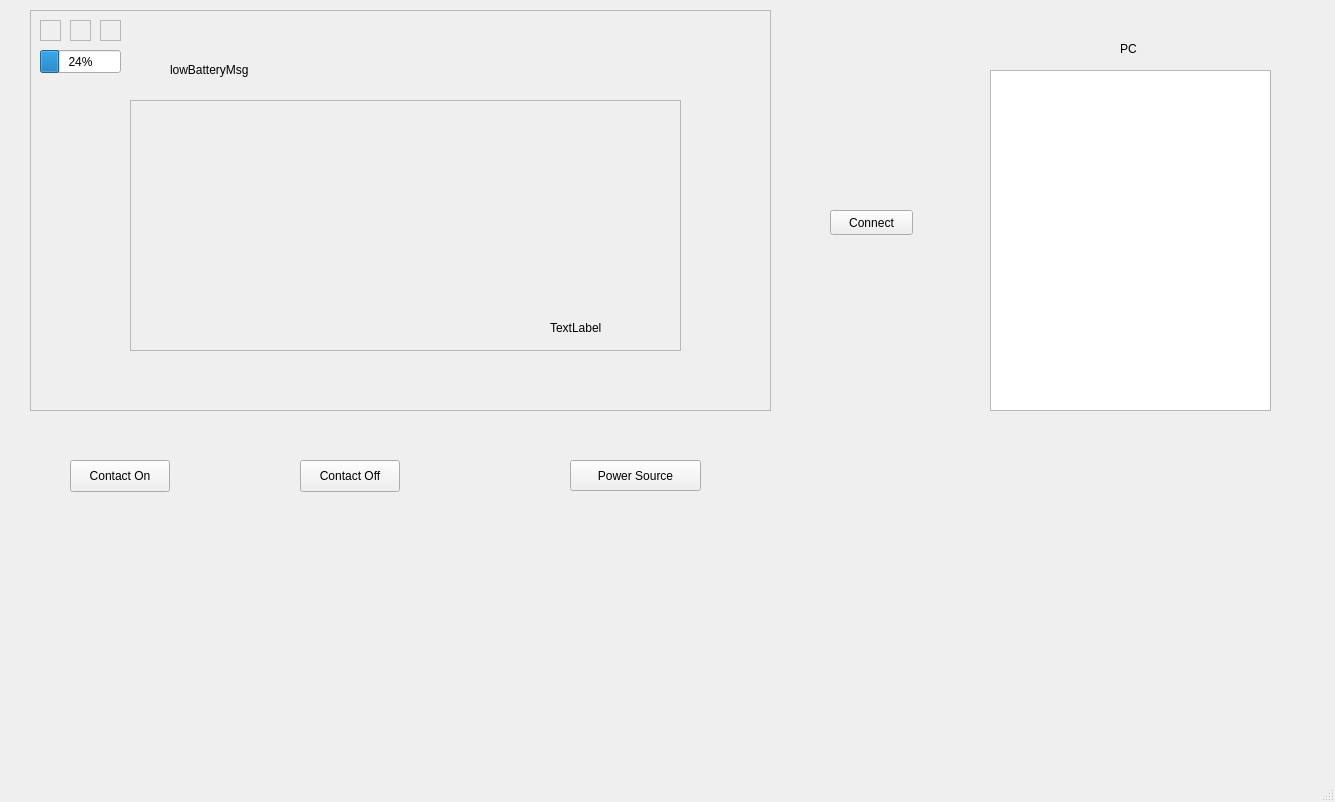
Old version of the form COMP_3004_Team_24/mainwindow.ui in the repository sidbmw/Neureset_Device_Simulator.
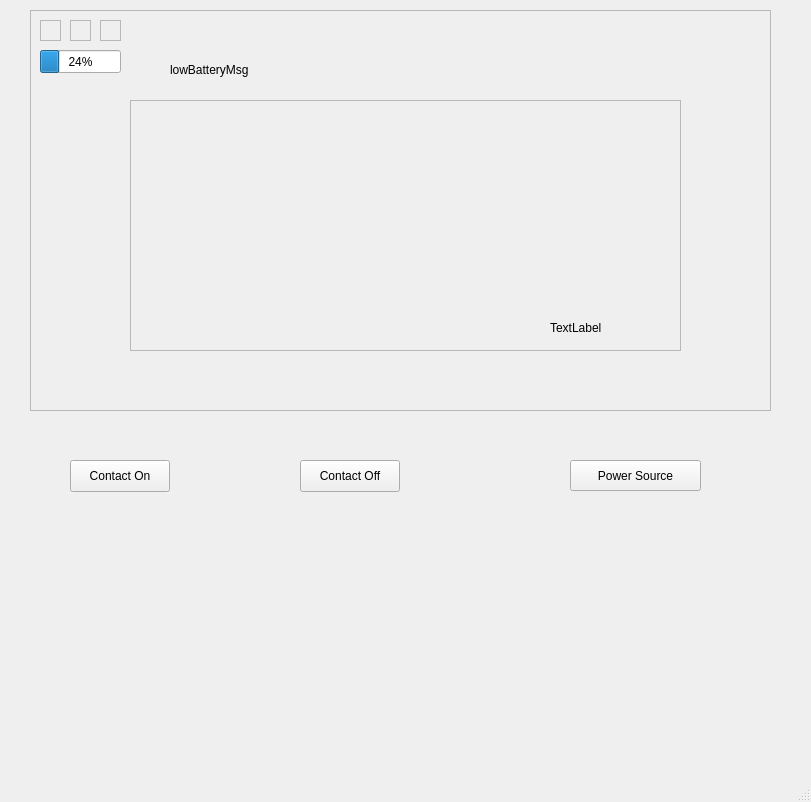
New version of the form. Icons and pictures are not drawn.

What changed in the file:
```diff
--- a/COMP_3004_Team_24/mainwindow.ui
+++ b/COMP_3004_Team_24/mainwindow.ui
@@ -6,7 +6,7 @@
    <rect>
     <x>0</x>
     <y>0</y>
-    <width>1335</width>
+    <width>811</width>
     <height>802</height>
    </rect>
   </property>
```
Left out of the diff: 2 changed lines with no effect on the pictures.
